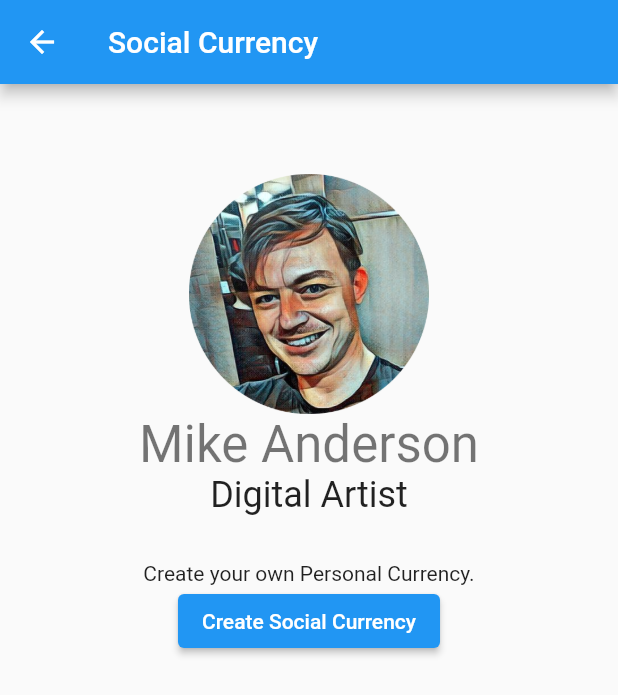
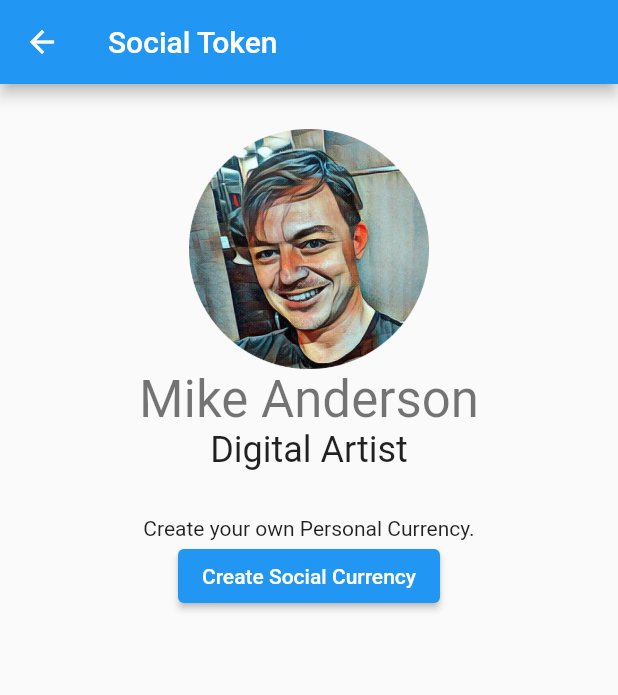
Before and after one commit to Convex-Dev/convexity, a Flutter app: the SocialCurrencyScreen screen opened by its route, on a phone screen of 412 x 824 dp. Shown: the top 695 px of the screen. Run offline on Flutter 3.47's test engine with Material 2 defaults, Android fonts, the phone set to English and light mode, and no system bars; our stand-ins replace charts_flutter, decimal, flutter_staggered_animations, flutter_svg, gap, logger and 4 more; missing offline and left inert: asn1lib, barcode_scan, flutter_sodium, jdenticon_dart; accounts and stored records are empty.

Commit message:
Social Token updates

```diff
--- a/lib/screen/home.dart
+++ b/lib/screen/home.dart
@@ -97,8 +97,8 @@ class _HomeScreenBodyState extends State<HomeScreenBody> {
       ),
       ListTile(
         leading: Icon(Icons.person),
-        title: Text('Social Currency'),
-        subtitle: Text('View your personal social currency'),
+        title: Text('Social Token'),
+        subtitle: Text('Manage your own personal social token'),
         onTap: () => nav.pushSocialCurrency(context).then(rebuild),
       ),
       ListTile(
--- a/lib/screen/social_currency.dart
+++ b/lib/screen/social_currency.dart
@@ -17,11 +17,11 @@ class SocialCurrencyScreen extends StatelessWidget {
 
     return Scaffold(
       appBar: AppBar(
-        title: Text('Social Currency'),
+        title: Text('Social Token'),
       ),
       body: Column(
         children: [
-          Gap(60),
+          Gap(30),
           image(),
           Text('Mike Anderson', style: Theme.of(context).textTheme.headline4),
           Text('Digital Artist', style: Theme.of(context).textTheme.headline5),
```
